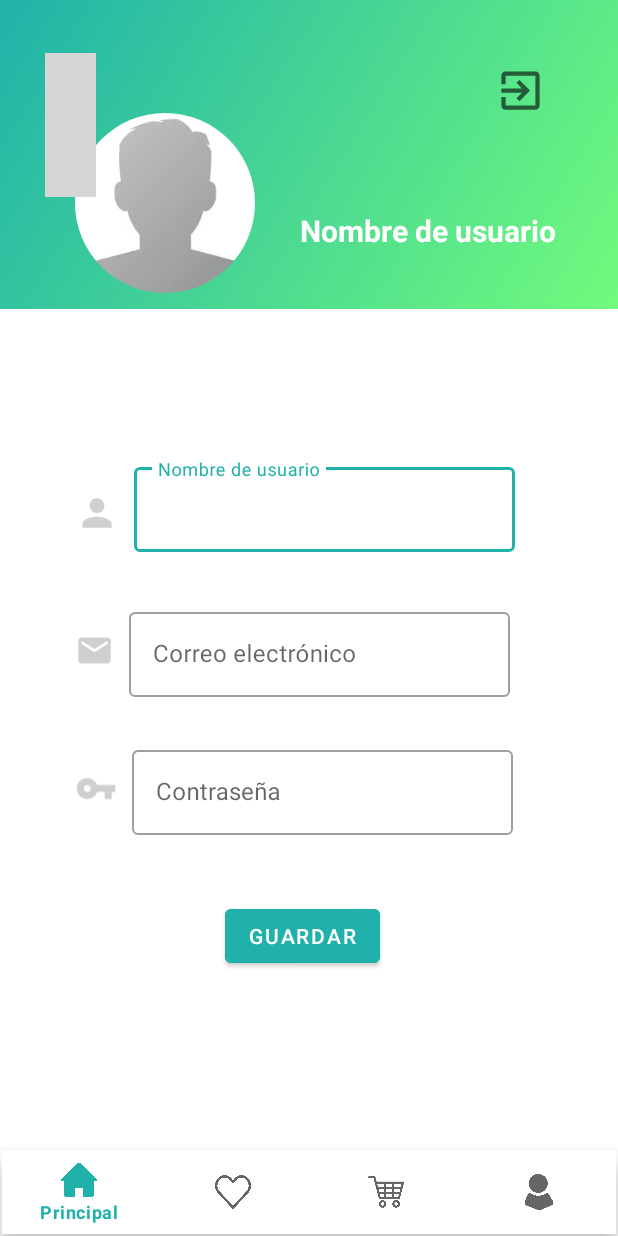
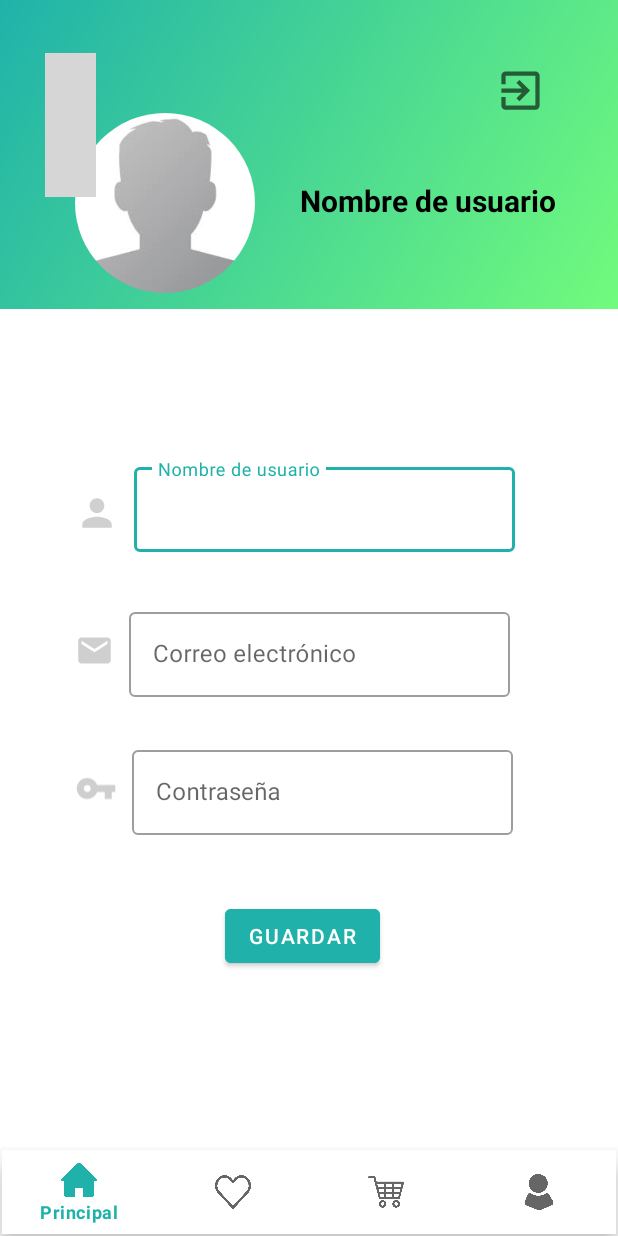
Before and after one commit to Mimenza/Reto01_JanEtaBizi, an Android app: the activity_6usuario screen opened directly, with no data from a screen before it, on a phone screen of 412 x 824 dp. Run offline under Robolectric (Android 15) with nearby library versions, the phone set to English and light mode, and no system bars; our stand-ins replace CircleImageView; grey boxes are pictures that could not be loaded.

Commit message:
Diseño usuario v7

```diff
--- a/app/src/main/res/layout/activity_6usuario.xml
+++ b/app/src/main/res/layout/activity_6usuario.xml
@@ -65,9 +65,9 @@
                 android:layout_width="wrap_content"
                 android:layout_height="wrap_content"
                 android:layout_marginLeft="200dp"
-                android:layout_marginTop="140dp"
+                android:layout_marginTop="120dp"
                 android:text="Nombre de usuario"
-                android:textColor="@color/white"
+                android:textColor="@color/black"
                 android:textSize="20sp"
                 android:textStyle="bold" />
 
```
